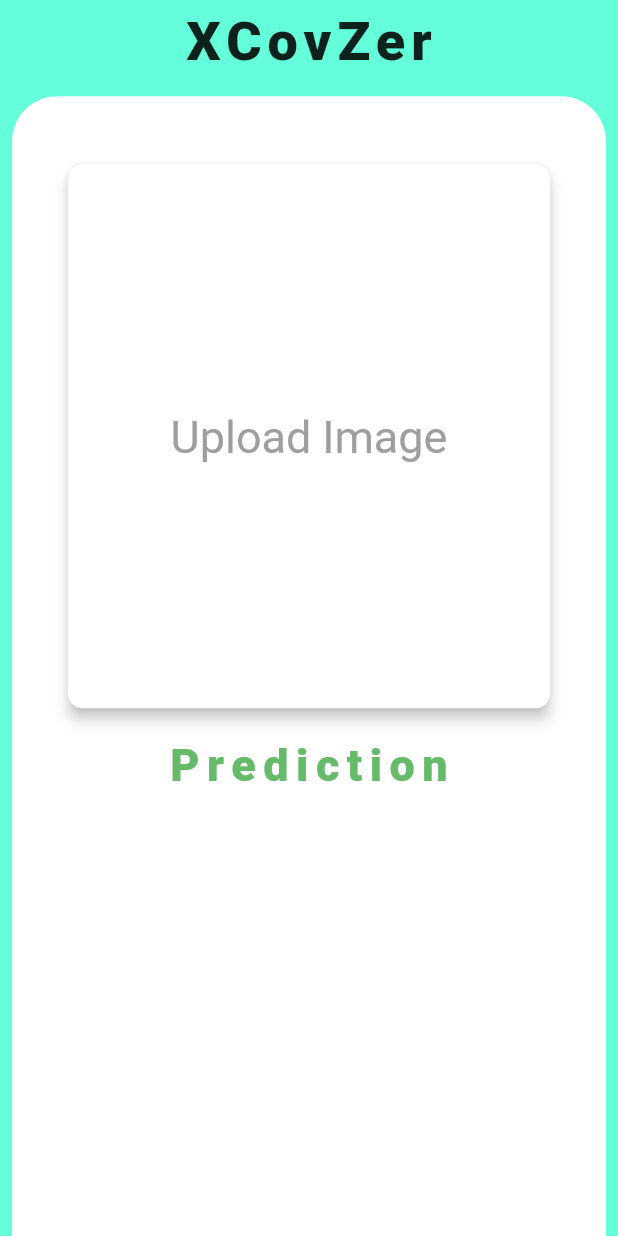
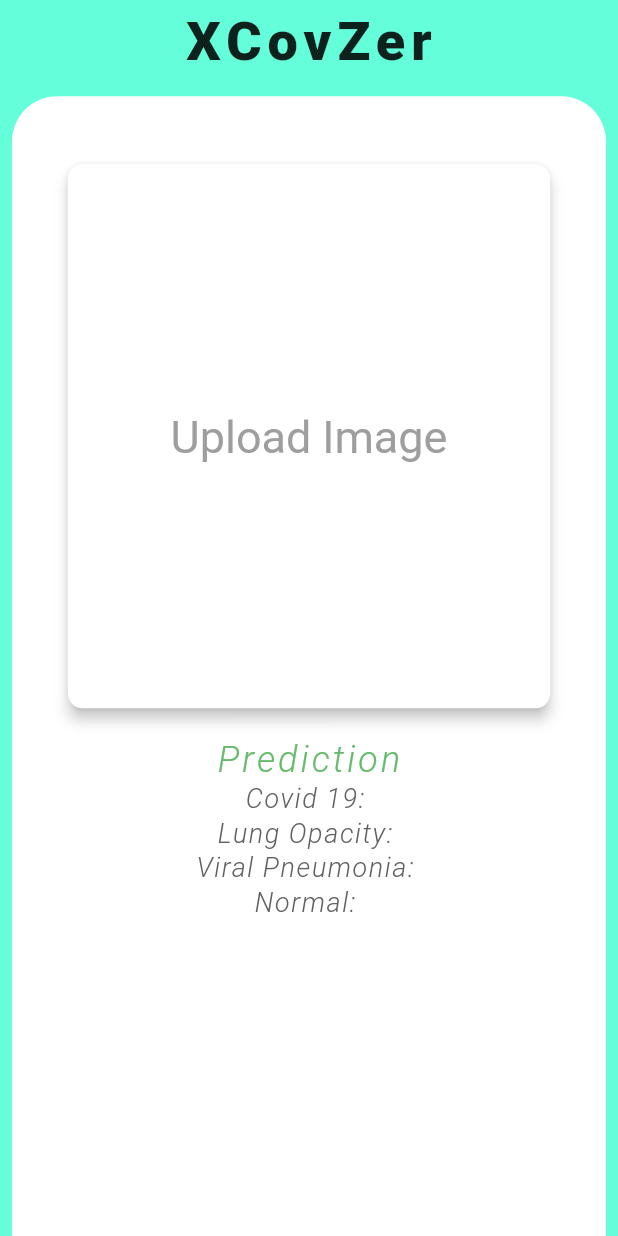
Before and after one commit to Ankan1998/XCOVZER, a Flutter app: the screen it shows after launch, on a phone screen of 412 x 824 dp. Run offline on Flutter 3.47's test engine with Material 2 defaults, Android fonts, the phone set to English and light mode, and no system bars; our stand-ins replace google_fonts; Roboto replaces fonts that are missing (Tangerine).

Commit message:
class label added

```diff
--- a/mlflutter/lib/widgets/prediction.dart
+++ b/mlflutter/lib/widgets/prediction.dart
@@ -18,13 +18,66 @@ class _PredictionState extends State<Prediction> {
             'Prediction',
             style: TextStyle(
               color: Colors.green[400],
-              fontSize: 30,
-              fontWeight: FontWeight.w800,
-              letterSpacing: 5,
-              fontFamily: GoogleFonts.allura().fontFamily,
+              fontSize: 24,
+              fontWeight: FontWeight.w300,
+              letterSpacing: 2,
+              fontStyle: FontStyle.italic,
+              fontFamily: GoogleFonts.kanit().fontFamily,
             ),
           ) ,
-        )
+        ),
+        Center(
+          child: Text(
+            'Covid 19: ',
+            style: TextStyle(
+              color: Colors.grey[700],
+              fontSize: 18,
+              fontWeight: FontWeight.w300,
+              letterSpacing: 1,
+              fontStyle: FontStyle.italic,
+              fontFamily: GoogleFonts.comicNeue().fontFamily,
+            ),
+          ) ,
+        ),
+        Center(
+          child: Text(
+            'Lung Opacity: ',
+            style: TextStyle(
+              color: Colors.grey[700],
+              fontSize: 18,
+              fontWeight: FontWeight.w300,
+              letterSpacing: 1,
+              fontStyle: FontStyle.italic,
+              fontFamily: GoogleFonts.comicNeue().fontFamily,
+            ),
+          ) ,
+        ),
+        Center(
+          child: Text(
+            'Viral Pneumonia: ',
+            style: TextStyle(
+              color: Colors.grey[700],
+              fontSize: 18,
+              fontWeight: FontWeight.w300,
+              letterSpacing: 1,
+              fontStyle: FontStyle.italic,
+              fontFamily: GoogleFonts.comicNeue().fontFamily,
+            ),
+          ) ,
+        ),
+        Center(
+          child: Text(
+            'Normal: ',
+            style: TextStyle(
+              color: Colors.grey[700],
+              fontSize: 18,
+              fontWeight: FontWeight.w300,
+              letterSpacing: 1,
+              fontStyle: FontStyle.italic,
+              fontFamily: GoogleFonts.comicNeue().fontFamily,
+            ),
+          ) ,
+        ),
       ]
     );
   }
```
